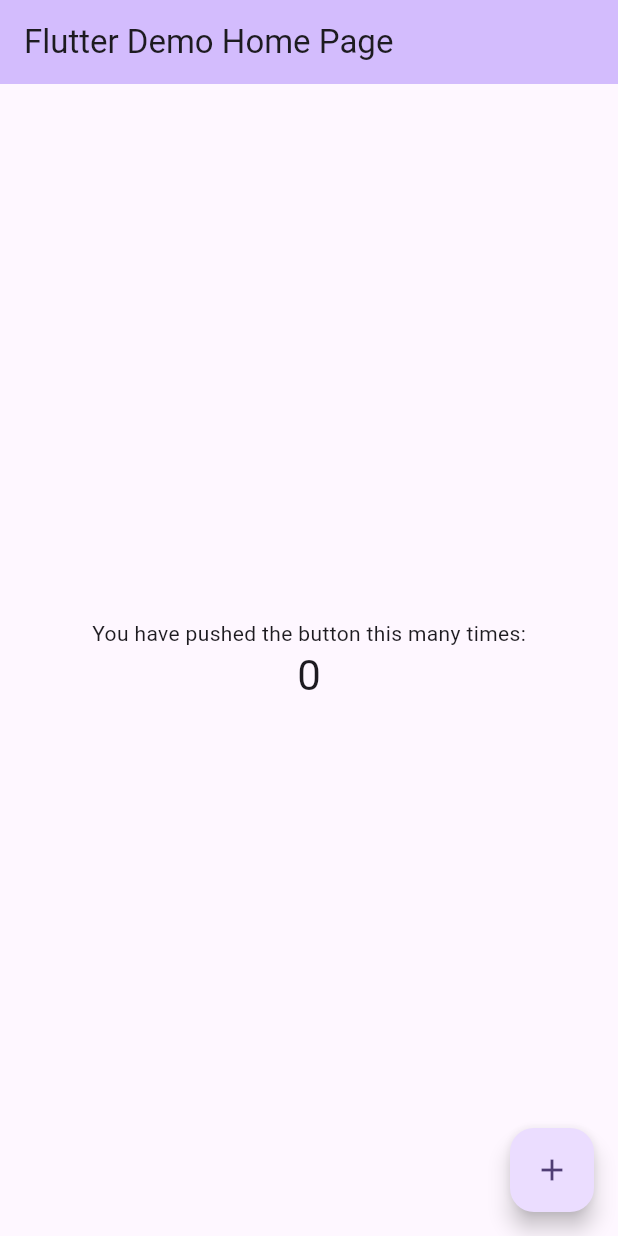
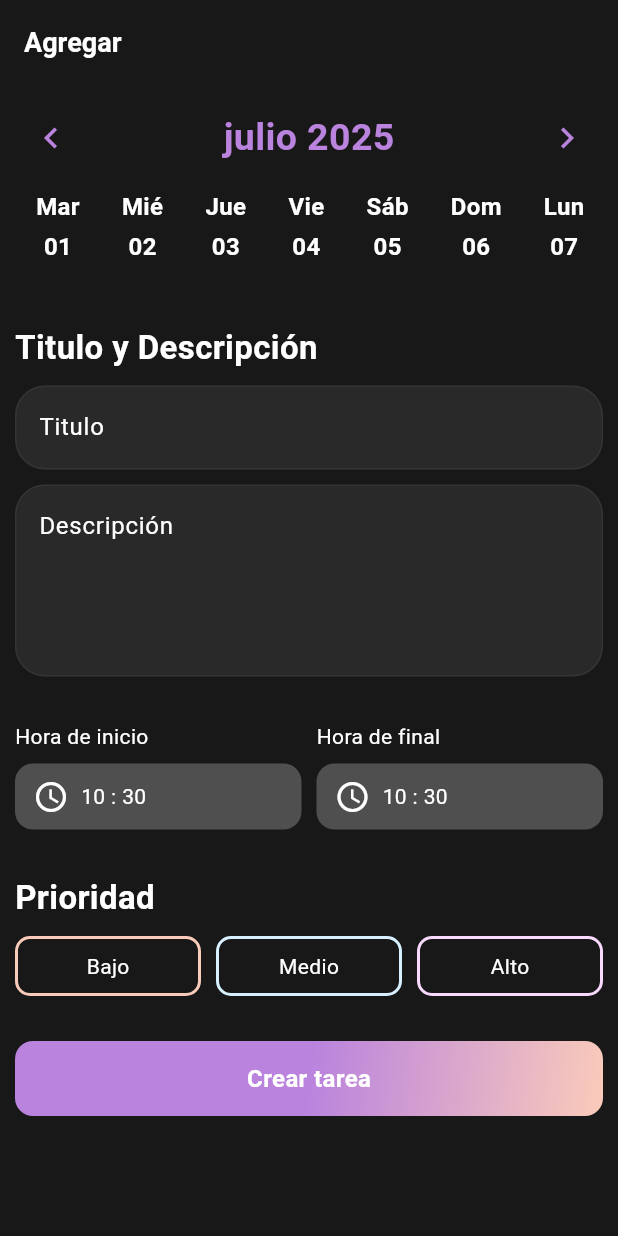
Before and after one commit to rperezalberto/Todo-list-prueba, a Flutter app: the screen it shows after launch, on a phone screen of 412 x 824 dp. Run offline on Flutter 3.47's test engine with Material 3 defaults, Android fonts, the phone set to English and light mode, and no system bars; our stand-ins replace flutter_time_picker_spinner.

Commit message:
UI de agregar

```diff
--- /dev/null
+++ b/lib/components/button_piority_component.dart
@@ -0,0 +1,28 @@
+import 'package:flutter/material.dart';
+
+class ButtonPiorityComponent extends StatelessWidget {
+  final String title;
+  final Color colorBorder;
+  const ButtonPiorityComponent(
+      {super.key, required this.title, required this.colorBorder});
+
+  @override
+  Widget build(BuildContext context) {
+    return Container(
+      width: double.infinity,
+      height: 40,
+      decoration: BoxDecoration(
+        borderRadius: BorderRadius.circular(10),
+        border: Border.all(
+          color: colorBorder,
+          width: 2,
+        ),
+      ),
+      child: Center(
+        child: Text(
+          title,
+        ),
+      ),
+    );
+  }
+}
--- /dev/null
+++ b/lib/components/custom_button_component.dart
@@ -0,0 +1,41 @@
+import 'package:flutter/material.dart';
+
+class CustomButtonComponent extends StatelessWidget {
+  final String title;
+  final void Function() onTap;
+  const CustomButtonComponent(
+      {super.key, required this.title, required this.onTap});
+
+  @override
+  Widget build(BuildContext context) {
+    final themeColor = Theme.of(context).colorScheme;
+    return GestureDetector(
+      child: GestureDetector(
+        onTap: onTap,
+        child: Container(
+          height: 50,
+          decoration: BoxDecoration(
+            gradient: LinearGradient(
+              colors: [
+                themeColor.primary,
+                themeColor.primary,
+                themeColor.onSecondary,
+              ],
+              begin: Alignment.topLeft,
+              end: Alignment.bottomRight,
+            ),
+            borderRadius: BorderRadius.circular(12),
+          ),
+          child: Center(
+              child: Text(
+            title,
+            style: TextStyle(
+              fontSize: 16,
+              fontWeight: FontWeight.w700,
+            ),
+          )),
+        ),
+      ),
+    );
+  }
+}
--- /dev/null
+++ b/lib/components/text_title_component.dart
@@ -0,0 +1,17 @@
+import 'package:flutter/material.dart';
+
+class TextTitleComponent extends StatelessWidget {
+  final String title;
+  const TextTitleComponent({super.key, required this.title});
+
+  @override
+  Widget build(BuildContext context) {
+    return Text(
+      title,
+      style: TextStyle(
+        fontSize: 22,
+        fontWeight: FontWeight.w600,
+      ),
+    );
+  }
+}
--- a/lib/main.dart
+++ b/lib/main.dart
@@ -1,125 +1,32 @@
 import 'package:flutter/material.dart';
+import 'package:intl/date_symbol_data_local.dart';
+import 'package:provider/provider.dart';
+import 'package:todo_list/providers/add_provider.dart';
+import 'package:todo_list/providers/theme_provider.dart';
+import 'package:todo_list/views/add_list_view.dart';
 
-void main() {
-  runApp(const MyApp());
+void main() async {
+  WidgetsFlutterBinding.ensureInitialized();
+  await initializeDateFormatting('es_ES', null); // 👈 español
+  runApp(MultiProvider(
+    providers: [
+      ChangeNotifierProvider(create: (_) => ThemeProvider()),
+      ChangeNotifierProvider(create: (_) => AddProvider()),
+    ],
+    child: const MyApp(),
+  ));
 }
 
 class MyApp extends StatelessWidget {
   const MyApp({super.key});
 
-  // This widget is the root of your application.
   @override
   Widget build(BuildContext context) {
+    final themeProvider = Provider.of<ThemeProvider>(context);
     return MaterialApp(
-      title: 'Flutter Demo',
-      theme: ThemeData(
-        // This is the theme of your application.
-        //
-        // TRY THIS: Try running your application with "flutter run". You'll see
-        // the application has a purple toolbar. Then, without quitting the app,
-        // try changing the seedColor in the colorScheme below to Colors.green
-        // and then invoke "hot reload" (save your changes or press the "hot
-        // reload" button in a Flutter-supported IDE, or press "r" if you used
-        // the command line to start the app).
-        //
-        // Notice that the counter didn't reset back to zero; the application
-        // state is not lost during the reload. To reset the state, use hot
-        // restart instead.
-        //
-        // This works for code too, not just values: Most code changes can be
-        // tested with just a hot reload.
-        colorScheme: ColorScheme.fromSeed(seedColor: Colors.deepPurple),
-        useMaterial3: true,
-      ),
-      home: const MyHomePage(title: 'Flutter Demo Home Page'),
+      title: 'Material App',
+      home: AddListView(),
+      theme: themeProvider.currentTheme,
     );
   }
 }
-
-class MyHomePage extends StatefulWidget {
-  const MyHomePage({super.key, required this.title});
-
-  // This widget is the home page of your application. It is stateful, meaning
-  // that it has a State object (defined below) that contains fields that affect
-  // how it looks.
-
-  // This class is the configuration for the state. It holds the values (in this
-  // case the title) provided by the parent (in this case the App widget) and
-  // used by the build method of the State. Fields in a Widget subclass are
-  // always marked "final".
-
-  final String title;
-
-  @override
-  State<MyHomePage> createState() => _MyHomePageState();
-}
-
-class _MyHomePageState extends State<MyHomePage> {
-  int _counter = 0;
-
-  void _incrementCounter() {
-    setState(() {
-      // This call to setState tells the Flutter framework that something has
-      // changed in this State, which causes it to rerun the build method below
-      // so that the display can reflect the updated values. If we changed
-      // _counter without calling setState(), then the build method would not be
-      // called again, and so nothing would appear to happen.
-      _counter++;
-    });
-  }
-
-  @override
-  Widget build(BuildContext context) {
-    // This method is rerun every time setState is called, for instance as done
-    // by the _incrementCounter method above.
-    //
-    // The Flutter framework has been optimized to make rerunning build methods
-    // fast, so that you can just rebuild anything that needs updating rather
-    // than having to individually change instances of widgets.
-    return Scaffold(
-      appBar: AppBar(
-        // TRY THIS: Try changing the color here to a specific color (to
-        // Colors.amber, perhaps?) and trigger a hot reload to see the AppBar
-        // change color while the other colors stay the same.
-        backgroundColor: Theme.of(context).colorScheme.inversePrimary,
-        // Here we take the value from the MyHomePage object that was created by
-        // the App.build method, and use it to set our appbar title.
-        title: Text(widget.title),
-      ),
-      body: Center(
-        // Center is a layout widget. It takes a single child and positions it
-        // in the middle of the parent.
-        child: Column(
-          // Column is also a layout widget. It takes a list of children and
-          // arranges them vertically. By default, it sizes itself to fit its
-          // children horizontally, and tries to be as tall as its parent.
-          //
-          // Column has various properties to control how it sizes itself and
-          // how it positions its children. Here we use mainAxisAlignment to
-          // center the children vertically; the main axis here is the vertical
-          // axis because Columns are vertical (the cross axis would be
-          // horizontal).
-          //
-          // TRY THIS: Invoke "debug painting" (choose the "Toggle Debug Paint"
-          // action in the IDE, or press "p" in the console), to see the
-          // wireframe for each widget.
-          mainAxisAlignment: MainAxisAlignment.center,
-          children: <Widget>[
-            const Text(
-              'You have pushed the button this many times:',
-            ),
-            Text(
-              '$_counter',
-              style: Theme.of(context).textTheme.headlineMedium,
-            ),
-          ],
-        ),
-      ),
-      floatingActionButton: FloatingActionButton(
-        onPressed: _incrementCounter,
-        tooltip: 'Increment',
-        child: const Icon(Icons.add),
-      ), // This trailing comma makes auto-formatting nicer for build methods.
-    );
-  }
-}
--- /dev/null
+++ b/lib/providers/add_provider.dart
@@ -0,0 +1,105 @@
+import 'package:flutter/material.dart';
+import 'package:flutter_time_picker_spinner/flutter_time_picker_spinner.dart';
+import 'package:intl/intl.dart';
+
+class AddProvider with ChangeNotifier {
+  DateTime selectedDate = DateTime.now();
+  late List<DateTime> days;
+  DateTime selectedTimeStart = DateTime.now();
+  DateTime selectedTimeEnd = DateTime.now();
+  AddProvider() {
+    _generateDaysForMonth(selectedDate);
+  }
+
+  String get currentMonth {
+    return DateFormat('MMMM yyyy', 'es_ES').format(selectedDate);
+  }
+
+  void currentSelectedDate(DateTime date) {
+    selectedDate = date;
+    notifyListeners();
+  }
+
+  void _generateDaysForMonth(DateTime date) {
+    // final firstDay = DateTime(date.year, date.month, 1);
+    final lastDay = DateTime(date.year, date.month + 1, 0);
+
+    days = List.generate(
+      lastDay.day,
+      (index) => DateTime(date.year, date.month, index + 1),
+    );
+  }
+
+  void nextMonth() {
+    selectedDate = DateTime(selectedDate.year, selectedDate.month + 1, 1);
+    _generateDaysForMonth(selectedDate);
+    notifyListeners();
+  }
+
+  void previousMonth() {
+    selectedDate = DateTime(selectedDate.year, selectedDate.month - 1, 1);
+    _generateDaysForMonth(selectedDate);
+    notifyListeners();
+  }
+
+  String formatTime(DateTime time) {
+    final hour = time.hour.toString().padLeft(2, '0');
+    final minute = time.minute.toString().padLeft(2, '0');
+    // final period = time.hour >= 12 ? 'PM' : 'AM';
+    return '$hour : $minute';
+  }
+
+  void showTimePicker(BuildContext context, DateTime initialTime,
+      void Function(DateTime) onTimeSelected) {
+    final themeColor = Theme.of(context).colorScheme;
+    showModalBottomSheet(
+      context: context,
+      builder: (BuildContext context) {
+        DateTime tempPickedTime =
+            initialTime; // temporal para no cambiar hasta aceptar
+
+        return Container(
+          height: 250,
+          color: themeColor.onSecondary,
+          child: Column(
+            children: [
+              Container(
+                color: themeColor.onSecondary,
+                height: 180,
+                child: TimePickerSpinner(
+                  is24HourMode: true,
+                  normalTextStyle:
+                      TextStyle(fontSize: 18, color: themeColor.secondary),
+                  highlightedTextStyle:
+                      TextStyle(fontSize: 24, color: themeColor.onPrimary),
+                  spacing: 30,
+                  itemHeight: 60,
+                  isForce2Digits: true,
+                  time: tempPickedTime,
+                  onTimeChange: (time) {
+                    tempPickedTime = time;
+                    notifyListeners();
+                  },
+                ),
+              ),
+              TextButton(
+                onPressed: () {
+                  onTimeSelected(tempPickedTime);
+                  notifyListeners();
+                  Navigator.pop(context);
+                },
+                child: Text(
+                  "Aceptar",
+                  style: TextStyle(
+                    color: themeColor.onPrimary,
+                    fontWeight: FontWeight.bold,
+                  ),
+                ),
+              ),
+            ],
+          ),
+        );
+      },
+    );
+  }
+}
--- /dev/null
+++ b/lib/providers/theme_provider.dart
@@ -0,0 +1,14 @@
+import 'package:flutter/material.dart';
+import 'package:todo_list/theme/app_theme.dart';
+
+class ThemeProvider with ChangeNotifier {
+  ThemeData currentTheme = AppThemes.darkTheme;
+
+// Cambiar de tema
+  void changeTheme() {
+    currentTheme = currentTheme == AppThemes.darkTheme
+        ? AppThemes.lightTheme
+        : AppThemes.darkTheme;
+    notifyListeners();
+  }
+}
--- /dev/null
+++ b/lib/theme/app_color.dart
@@ -0,0 +1,11 @@
+import 'package:flutter/material.dart';
+
+class AppColor {
+  static Color color0xFFBA83DE = Color(0xFFBA83DE);
+  static Color color0xFFFFFFFF = Color(0xFFFFFFFF);
+  static Color color0xFFFACBBA = Color(0xFFFACBBA);
+  static Color color0xFFD7F0FF = Color(0xFFD7F0FF);
+  static Color color0xFFFAD9FF = Color(0xFFFAD9FF);
+  static Color color0xFF181818 = Color(0xFF181818);
+  static Color color0xFF4F4F4F = Color(0xFF4F4F4F);
+}
--- /dev/null
+++ b/lib/theme/app_theme.dart
@@ -0,0 +1,64 @@
+import 'package:flutter/material.dart';
+import 'package:todo_list/theme/app_color.dart';
+
+class AppThemes {
+  static ThemeData darkTheme = ThemeData(
+    scaffoldBackgroundColor: AppColor.color0xFF181818,
+    appBarTheme: AppBarTheme(
+      backgroundColor: AppColor.color0xFF181818,
+      titleTextStyle: TextStyle(
+        color: AppColor.color0xFFFFFFFF,
+        fontSize: 18,
+        fontWeight: FontWeight.bold,
+      ),
+    ),
+    floatingActionButtonTheme: FloatingActionButtonThemeData(
+      backgroundColor: AppColor.color0xFFBA83DE,
+    ),
+    inputDecorationTheme: InputDecorationTheme(
+      filled: true,
+      fillColor: AppColor.color0xFF4F4F4F.withOpacity(0.3),
+      border: OutlineInputBorder(
+        borderRadius: BorderRadius.circular(20),
+      ),
+      enabledBorder: OutlineInputBorder(
+        borderRadius: BorderRadius.circular(20), //
+        borderSide: BorderSide(
+          color: AppColor.color0xFF4F4F4F.withOpacity(0.3),
+          width: 1,
+        ),
+      ),
+      focusedBorder: OutlineInputBorder(
+        borderRadius: BorderRadius.circular(20), //
+        borderSide: BorderSide(
+          color: AppColor.color0xFF4F4F4F.withOpacity(0.3),
+          width: 1,
+        ),
+      ),
+    ),
+    colorScheme: ColorScheme(
+        brightness: Brightness.dark,
+        primary: AppColor.color0xFFBA83DE,
+        onPrimary: AppColor.color0xFFFFFFFF,
+        secondary: AppColor.color0xFF4F4F4F,
+        onSecondary: AppColor.color0xFFFACBBA,
+        error: AppColor.color0xFFFFFFFF,
+        onError: AppColor.color0xFFFFFFFF,
+        surface: AppColor.color0xFFFFFFFF,
+        onSurface: AppColor.color0xFFFFFFFF),
+  );
+  static ThemeData lightTheme = ThemeData(
+    scaffoldBackgroundColor: AppColor.color0xFFFFFFFF,
+    appBarTheme: AppBarTheme(
+      backgroundColor: AppColor.color0xFFFFFFFF,
+      titleTextStyle: TextStyle(
+        color: AppColor.color0xFF181818,
+        fontSize: 18,
+        fontWeight: FontWeight.bold,
+      ),
+    ),
+    floatingActionButtonTheme: FloatingActionButtonThemeData(
+      backgroundColor: AppColor.color0xFFBA83DE,
+    ),
+  );
+}
--- /dev/null
+++ b/lib/views/add_list_view.dart
@@ -0,0 +1,303 @@
+import 'dart:developer';
+
+import 'package:flutter/material.dart';
+import 'package:intl/intl.dart';
+import 'package:provider/provider.dart';
+import 'package:todo_list/components/button_piority_component.dart';
+import 'package:todo_list/components/custom_button_component.dart';
+import 'package:todo_list/components/text_title_component.dart';
+import 'package:todo_list/providers/add_provider.dart';
+import 'package:todo_list/theme/app_color.dart';
+
+class AddListView extends StatelessWidget {
+  const AddListView({super.key});
+
+  @override
+  Widget build(BuildContext context) {
+    final addProvider = Provider.of<AddProvider>(context);
+
+    return Scaffold(
+      appBar: AppBar(
+        title: const Text("Agregar"),
+      ),
+      body: Padding(
+        padding: const EdgeInsets.symmetric(vertical: 12, horizontal: 10),
+        child: Column(
+          crossAxisAlignment: CrossAxisAlignment.start,
+          children: [
+            Calendary(),
+            FormText(),
+            Row(
+              children: [
+                Expanded(
+                  child: StartTime(
+                    label: "Hora de inicio",
+                    time: addProvider.selectedTimeStart,
+                    onTimeChanged: (newTime) {
+                      addProvider.selectedTimeStart = newTime;
+                      // addProvider.notifyListeners(); // << IMPORTANTE
+                    },
+                  ),
+                ),
+                const SizedBox(width: 10),
+                Expanded(
+                  child: StartTime(
+                    label: "Hora de final",
+                    time: addProvider.selectedTimeEnd,
+                    onTimeChanged: (newTime) {
+                      addProvider.selectedTimeEnd = newTime;
+                    },
+                  ),
+                ),
+              ],
+            ),
+            Priority(),
+            CustomButtonComponent(
+              title: "Crear tarea",
+              onTap: () {
+                log("message");
+              },
+            ),
+          ],
+        ),
+      ),
+    );
+  }
+}
+
+// Calendario
+class Calendary extends StatelessWidget {
+  const Calendary({super.key});
+  @override
+  Widget build(BuildContext context) {
+    final addProvider = Provider.of<AddProvider>(context);
+    final themeColor = Theme.of(context).colorScheme;
+    final selectedDate = addProvider.selectedDate;
+    return Column(
+      children: [
+        // Mes actual con botones ⬅️ ➡️
+        Row(
+          mainAxisAlignment: MainAxisAlignment.spaceBetween,
+          children: [
+            IconButton(
+              icon: Icon(Icons.keyboard_arrow_left,
+                  size: 28, color: themeColor.primary),
+              onPressed: () {
+                addProvider.previousMonth();
+              },
+            ),
+            const SizedBox(width: 8),
+            Text(
+              addProvider.currentMonth,
+              style: TextStyle(
+                fontSize: 25,
+                fontWeight: FontWeight.w600,
+                color: themeColor.primary,
+              ),
+            ),
+            const SizedBox(width: 8),
+            IconButton(
+              icon: Icon(
+                Icons.keyboard_arrow_right,
+                size: 28,
+                color: themeColor.primary,
+              ),
+              onPressed: () {
+                addProvider.nextMonth();
+              },
+            ),
+          ],
+        ),
+
+        // Lista de días del mes
+        SizedBox(
+          height: 70,
+          child: ListView.builder(
+            scrollDirection: Axis.horizontal,
+            itemCount: addProvider.days.length,
+            itemBuilder: (context, index) {
+              final day = addProvider.days[index];
+              final isSelected = selectedDate.day == day.day &&
+                  selectedDate.month == day.month &&
+                  selectedDate.year == day.year;
+
+              return GestureDetector(
+                onTap: () {
+                  addProvider.currentSelectedDate(day);
+                },
+                child: Container(
+                  // margin: const EdgeInsets.symmetric(horizontal: 6),
+                  padding:
+                      const EdgeInsets.symmetric(vertical: 1, horizontal: 12),
+                  decoration: BoxDecoration(
+                    border: Border.all(
+                      color:
+                          isSelected ? themeColor.primary : Colors.transparent,
+                      width: 2,
+                    ),
+                    borderRadius: BorderRadius.circular(12),
+                  ),
+                  child: Column(
+                    mainAxisAlignment: MainAxisAlignment.center,
+                    children: [
+                      Text(
+                        DateFormat('E', 'es_ES').format(day).replaceFirstMapped(
+                            RegExp(r'^\w'), (m) => m.group(0)!.toUpperCase()),
+                        style: TextStyle(
+                          fontSize: 16,
+                          fontWeight: FontWeight.bold,
+                          color: isSelected
+                              ? themeColor.primary
+                              : themeColor.onPrimary,
+                        ),
+                      ),
+                      const SizedBox(height: 4),
+                      Text(
+                        DateFormat('dd', 'es_ES').format(day), // Ej: 17
+                        style: TextStyle(
+                          fontSize: 16,
+                          fontWeight: FontWeight.bold,
+                          color: isSelected
+                              ? themeColor.primary
+                              : themeColor.onPrimary,
+                        ),
+                      ),
+                    ],
+                  ),
+                ),
+              );
+            },
+          ),
+        ),
+      ],
+    );
+  }
+}
+
+class FormText extends StatelessWidget {
+  const FormText({super.key});
+
+  @override
+  Widget build(BuildContext context) {
+    return Padding(
+      padding: const EdgeInsets.symmetric(vertical: 30),
+      child: Column(
+        mainAxisAlignment: MainAxisAlignment.start,
+        crossAxisAlignment: CrossAxisAlignment.start,
+        children: [
+          TextTitleComponent(title: "Titulo y Descripción"),
+          const SizedBox(height: 10),
+          Form(
+              child: Column(
+            children: [
+              TextField(
+                decoration: InputDecoration(hintText: "Titulo"),
+              ),
+              const SizedBox(height: 10),
+              TextField(
+                maxLines: 4,
+                decoration: InputDecoration(hintText: "Descripción"),
+              ),
+            ],
+          )),
+        ],
+      ),
+    );
+  }
+}
+
+class StartTime extends StatelessWidget {
+  final DateTime time;
+  final void Function(DateTime) onTimeChanged;
+  final String label;
+
+  const StartTime({
+    super.key,
+    required this.time,
+    required this.onTimeChanged,
+    required this.label,
+  });
+
+  @override
+  Widget build(BuildContext context) {
+    final themeColor = Theme.of(context).colorScheme;
+
+    final addProvider = Provider.of<AddProvider>(context);
+    return Column(
+      crossAxisAlignment: CrossAxisAlignment.start,
+      children: [
+        Text(label),
+        const SizedBox(height: 8),
+        GestureDetector(
+          onTap: () {
+            final addProvider =
+                Provider.of<AddProvider>(context, listen: false);
+            addProvider.showTimePicker(context, time, (pickedTime) {
+              onTimeChanged(pickedTime);
+            });
+          },
+          child: Container(
+            width: double.infinity,
+            padding: const EdgeInsets.symmetric(horizontal: 12, vertical: 10),
+            decoration: BoxDecoration(
+              color: themeColor.secondary,
+              borderRadius: BorderRadius.circular(12),
+            ),
+            child: Row(
+              children: [
+                Icon(Icons.access_time, color: themeColor.onPrimary),
+                const SizedBox(width: 8),
+                Text(
+                  addProvider.formatTime(time),
+                  style: TextStyle(color: themeColor.onPrimary),
+                ),
+              ],
+            ),
+          ),
+        ),
+      ],
+    );
+  }
+}
+
+class Priority extends StatelessWidget {
+  const Priority({super.key});
+
+  @override
+  Widget build(BuildContext context) {
+    return Padding(
+      padding: const EdgeInsets.symmetric(vertical: 30),
+      child: Column(
+        crossAxisAlignment: CrossAxisAlignment.start,
+        children: [
+          TextTitleComponent(title: "Prioridad"),
+          const SizedBox(height: 10),
+          Row(
+            children: [
+              Expanded(
+                child: ButtonPiorityComponent(
+                  title: 'Bajo',
+                  colorBorder: AppColor.color0xFFFACBBA,
+                ),
+              ),
+              const SizedBox(width: 10),
+              Expanded(
+                child: ButtonPiorityComponent(
+                  title: 'Medio',
+                  colorBorder: AppColor.color0xFFD7F0FF,
+                ),
+              ),
+              const SizedBox(width: 10),
+              Expanded(
+                child: ButtonPiorityComponent(
+                  title: 'Alto',
+                  colorBorder: AppColor.color0xFFFAD9FF,
+                ),
+              ),
+            ],
+          ),
+        ],
+      ),
+    );
+  }
+}
--- a/pubspec.yaml
+++ b/pubspec.yaml
@@ -34,6 +34,12 @@ dependencies:
   # The following adds the Cupertino Icons font to your application.
   # Use with the CupertinoIcons class for iOS style icons.
   cupertino_icons: ^1.0.8
+  provider: ^6.1.5
+  sqflite: ^2.4.1
+  date_picker_timeline: ^1.2.7
+  intl: ^0.20.2
+  flutter_time_picker_spinner: ^2.0.0
+
 
 dev_dependencies:
   flutter_test:
```
Also changed, not shown: 8 other files.
